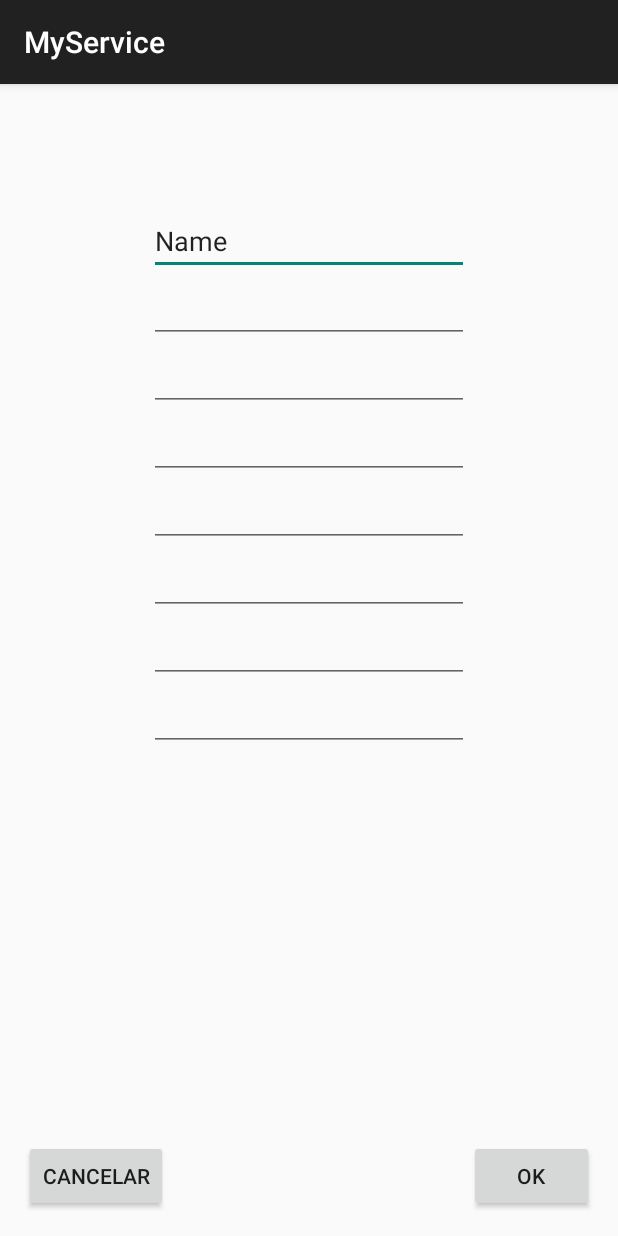
After one commit to saviorgp/myservice, an Android app: the AddUserActivity screen opened directly, with no data from a screen before it, on a phone screen of 412 x 824 dp. The commit adds this screen. Run offline under Robolectric (Android 15) with nearby library versions, the phone set to English and light mode, and no system bars.

Commit message:
Adding add user and services listing screens

```diff
--- /dev/null
+++ b/MyService/app/src/main/java/com/myservice/view/activity/AddUserActivity.java
@@ -0,0 +1,15 @@
+package com.myservice.view.activity;
+
+import android.support.v7.app.AppCompatActivity;
+import android.os.Bundle;
+
+import com.myservice.R;
+
+public class AddUserActivity extends AppCompatActivity {
+
+    @Override
+    protected void onCreate(Bundle savedInstanceState) {
+        super.onCreate(savedInstanceState);
+        setContentView(R.layout.activity_add_user);
+    }
+}
--- /dev/null
+++ b/MyService/app/src/main/res/layout/activity_add_user.xml
@@ -0,0 +1,114 @@
+<?xml version="1.0" encoding="utf-8"?>
+<RelativeLayout
+    xmlns:android="http://schemas.android.com/apk/res/android"
+    xmlns:tools="http://schemas.android.com/tools"
+    android:layout_width="match_parent"
+    android:layout_height="match_parent"
+    android:paddingLeft="@dimen/activity_horizontal_margin"
+    android:paddingRight="@dimen/activity_horizontal_margin"
+    android:paddingTop="@dimen/activity_vertical_margin"
+    android:paddingBottom="@dimen/activity_vertical_margin"
+    tools:context="com.myservice.view.activity.AddUserActivity">
+
+    <EditText
+        android:layout_width="wrap_content"
+        android:layout_height="wrap_content"
+        android:inputType="textPersonName"
+        android:text="Name"
+        android:ems="10"
+        android:id="@+id/editText"
+        android:layout_alignParentTop="true"
+        android:layout_centerHorizontal="true"
+        android:layout_marginTop="66dp"/>
+
+    <EditText
+        android:layout_width="wrap_content"
+        android:layout_height="wrap_content"
+        android:inputType="textEmailAddress"
+        android:ems="10"
+        android:id="@+id/editText2"
+        android:layout_below="@+id/editText"
+        android:layout_alignLeft="@+id/editText"
+        android:layout_alignStart="@+id/editText"/>
+
+    <EditText
+        android:layout_width="wrap_content"
+        android:layout_height="wrap_content"
+        android:inputType="phone"
+        android:ems="10"
+        android:id="@+id/editText3"
+        android:layout_below="@+id/editText4"
+        android:layout_centerHorizontal="true"/>
+
+    <EditText
+        android:layout_width="wrap_content"
+        android:layout_height="wrap_content"
+        android:inputType="phone"
+        android:ems="10"
+        android:id="@+id/editText4"
+        android:layout_below="@+id/editText2"
+        android:layout_alignLeft="@+id/editText2"
+        android:layout_alignStart="@+id/editText2"/>
+
+    <EditText
+        android:layout_width="wrap_content"
+        android:layout_height="wrap_content"
+        android:inputType="textPostalAddress"
+        android:ems="10"
+        android:id="@+id/editText5"
+        android:layout_below="@+id/editText3"
+        android:layout_alignLeft="@+id/editText3"
+        android:layout_alignStart="@+id/editText3"/>
+
+    <EditText
+        android:layout_width="wrap_content"
+        android:layout_height="wrap_content"
+        android:id="@+id/editText6"
+        android:layout_below="@+id/editText5"
+        android:layout_alignLeft="@+id/editText5"
+        android:layout_alignStart="@+id/editText5"
+        android:layout_alignRight="@+id/editText5"
+        android:layout_alignEnd="@+id/editText5"/>
+
+    <EditText
+        android:layout_width="wrap_content"
+        android:layout_height="wrap_content"
+        android:id="@+id/editText7"
+        android:layout_below="@+id/editText6"
+        android:layout_alignLeft="@+id/editText6"
+        android:layout_alignStart="@+id/editText6"
+        android:layout_alignRight="@+id/editText6"
+        android:layout_alignEnd="@+id/editText6"/>
+
+    <EditText
+        android:layout_width="wrap_content"
+        android:layout_height="wrap_content"
+        android:inputType="textPassword"
+        android:ems="10"
+        android:id="@+id/editText8"
+        android:layout_below="@+id/editText7"
+        android:layout_alignLeft="@+id/editText7"
+        android:layout_alignStart="@+id/editText7"/>
+
+    <Button
+        style="?android:attr/buttonStyleSmall"
+        android:layout_width="wrap_content"
+        android:layout_height="wrap_content"
+        android:text="@string/cancel_btn"
+        android:id="@+id/button3"
+        android:layout_alignParentBottom="true"
+        android:layout_alignParentLeft="true"
+        android:layout_alignParentStart="true"/>
+
+    <Button
+        style="?android:attr/buttonStyleSmall"
+        android:layout_width="wrap_content"
+        android:layout_height="wrap_content"
+        android:text="@string/ok_btn"
+        android:id="@+id/button4"
+        android:layout_alignParentBottom="true"
+        android:layout_alignParentRight="true"
+        android:layout_alignParentEnd="true"
+        android:layout_toRightOf="@+id/editText8"
+        android:layout_toEndOf="@+id/editText8"/>
+</RelativeLayout>
--- /dev/null
+++ b/MyService/app/src/main/res/values-v21/styles.xml
@@ -0,0 +1,8 @@
+<resources>>
+    <style name="AppTheme.NoActionBar">
+        <item name="windowActionBar">false</item>
+        <item name="windowNoTitle">true</item>
+        <item name="android:windowDrawsSystemBarBackgrounds">true</item>
+        <item name="android:statusBarColor">@android:color/transparent</item>
+    </style>
+</resources>
--- a/MyService/app/src/main/res/values/dimens.xml
+++ b/MyService/app/src/main/res/values/dimens.xml
@@ -2,4 +2,5 @@
     <!-- Default screen margins, per the Android Design guidelines. -->
     <dimen name="activity_horizontal_margin">16dp</dimen>
     <dimen name="activity_vertical_margin">16dp</dimen>
+    <dimen name="fab_margin">16dp</dimen>
 </resources>
--- a/MyService/app/src/main/res/values/strings.xml
+++ b/MyService/app/src/main/res/values/strings.xml
@@ -7,6 +7,8 @@
     <string name="login_btn">Login</string>
     <string name="new_login_btn">Criar conta</string>
     <string name="forgot_btn">Esqueci minha senha</string>
+    <string name="ok_btn">OK</string>
+    <string name="cancel_btn">Cancelar</string>
     <string name="title_activity_login">Sign in</string>
 
     <!-- Strings related to login -->
@@ -21,4 +23,6 @@
     <string name="permission_rationale">"Contacts permissions are needed for providing email
         completions."
     </string>
+    <string name="title_activity_add_user">AddUserActivity</string>
+    <string name="title_activity_services_search">ServicesSearchActivity</string>
 </resources>
--- a/MyService/app/src/main/res/values/styles.xml
+++ b/MyService/app/src/main/res/values/styles.xml
@@ -4,5 +4,11 @@
     <style name="AppTheme" parent="Theme.AppCompat.Light.DarkActionBar">
         <!-- Customize your theme here. -->
     </style>
+    <style name="AppTheme.NoActionBar">
+        <item name="windowActionBar">false</item>
+        <item name="windowNoTitle">true</item>
+    </style>
+    <style name="AppTheme.AppBarOverlay" parent="ThemeOverlay.AppCompat.Dark.ActionBar"/>
+    <style name="AppTheme.PopupOverlay" parent="ThemeOverlay.AppCompat.Light"/>
 
 </resources>
```
Also changed, not shown: MyService/app/src/main/AndroidManifest.xml (+8 -1 lines), MyService/app/src/main/java/com/myservice/view/activity/ServicesSearchActivity.java (added, +31 -0 lines), MyService/app/src/main/res/layout/activity_services_search.xml (added, +35 -0 lines), MyService/app/src/main/res/layout/content_services_search.xml (added, +16 -0 lines).
